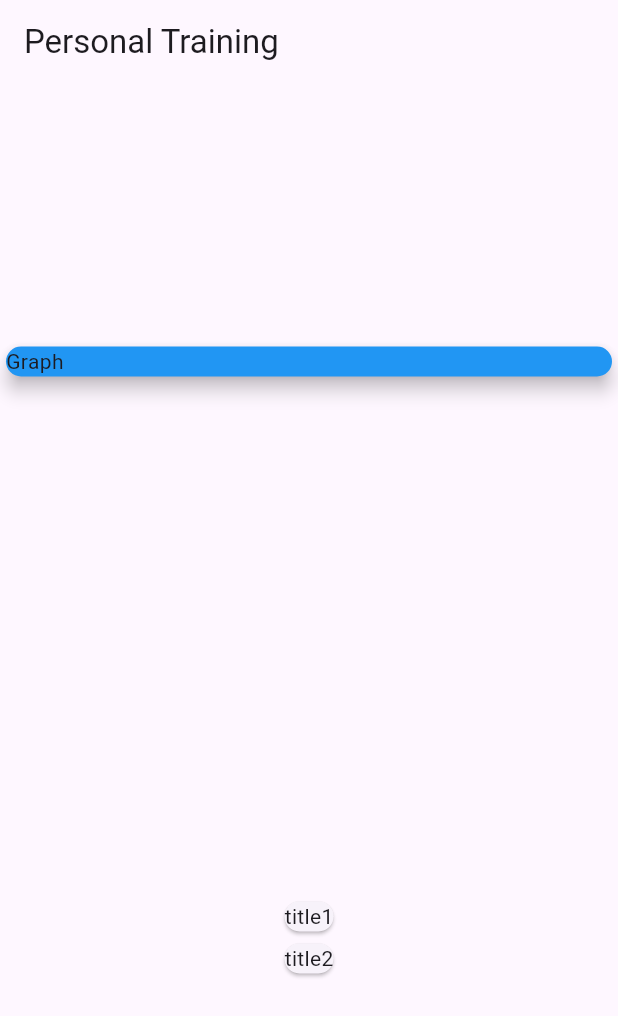
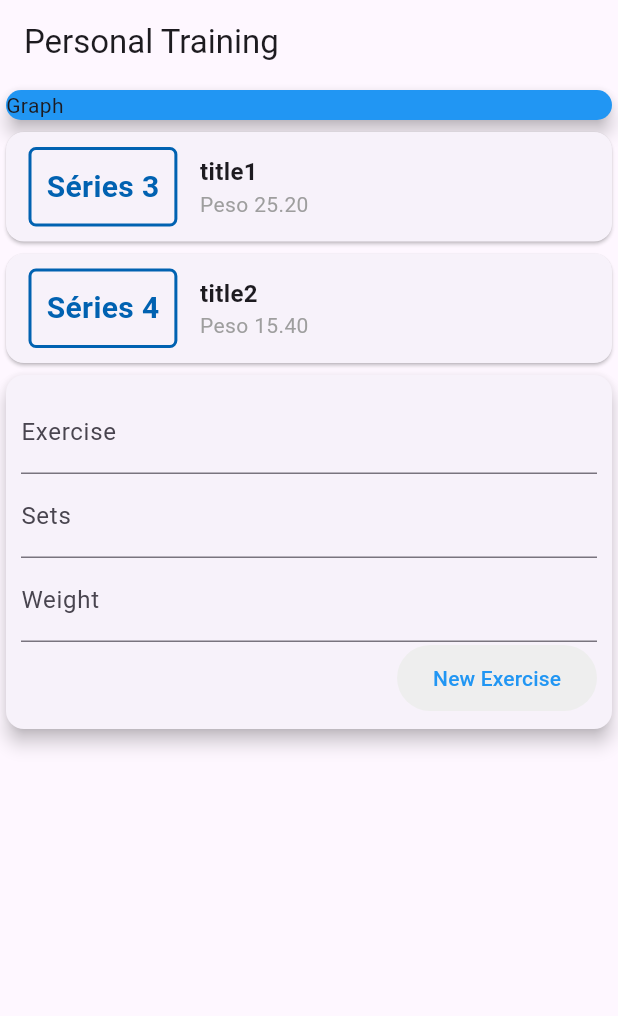
Before and after one commit to 4lexRossi/gym_app, a Flutter app: the screen it shows after launch, on a phone screen of 412 x 824 dp. Shown: the top 1016 px of the screen. Run offline on Flutter 3.47's test engine with Material 3 defaults, Android fonts, the phone set to English and light mode, and no system bars.

Commit message:
feat: create exercise form and list component

```diff
--- /dev/null
+++ b/lib/components/exercise_form.dart
@@ -0,0 +1,58 @@
+import 'package:flutter/material.dart';
+
+class ExerciseForm extends StatelessWidget {
+  final titleController = TextEditingController();
+  final setController = TextEditingController();
+  final weightController = TextEditingController();
+
+  @override
+  Widget build(BuildContext context) {
+    return Card(
+      elevation: 5,
+      child: Padding(
+        padding: const EdgeInsets.all(10),
+        child: Column(
+          children: [
+            TextFormField(
+              controller: titleController,
+              decoration: const InputDecoration(
+                labelText: 'Exercise',
+              ),
+            ),
+            TextFormField(
+              controller: setController,
+              decoration: const InputDecoration(
+                labelText: 'Sets',
+              ),
+            ),
+            TextFormField(
+              controller: weightController,
+              decoration: const InputDecoration(
+                labelText: 'Weight',
+              ),
+            ),
+            Row(
+              mainAxisAlignment: MainAxisAlignment.end,
+              children: [
+                TextButton(
+                  onPressed: () {
+                    print(titleController);
+                    print(setController);
+                    print(weightController);
+                  },
+                  style: TextButton.styleFrom(
+                    foregroundColor: Colors.blue,
+                    backgroundColor: Colors.grey[200],
+                    padding: const EdgeInsets.symmetric(
+                        vertical: 12.0, horizontal: 24.0),
+                  ),
+                  child: const Text('New Exercise'),
+                ),
+              ],
+            )
+          ],
+        ),
+      ),
+    );
+  }
+}
--- /dev/null
+++ b/lib/components/exercise_list.dart
@@ -0,0 +1,58 @@
+import 'package:flutter/material.dart';
+import 'package:gym_app/models/exercise.dart';
+
+class ExerciseList extends StatelessWidget {
+  final List<Exercise> exercises;
+
+  ExerciseList(this.exercises);
+
+  @override
+  Widget build(BuildContext context) {
+    return Column(
+      children: exercises.map((ex) {
+        return Card(
+            child: Row(
+          children: [
+            Container(
+              margin: const EdgeInsets.symmetric(
+                horizontal: 15,
+                vertical: 10,
+              ),
+              decoration: BoxDecoration(
+                  border: Border.all(
+                    color: const Color.fromARGB(255, 1, 98, 177),
+                    width: 2,
+                  ),
+                  borderRadius: const BorderRadius.all(Radius.circular(5))),
+              padding: const EdgeInsets.all(10),
+              child: Text(
+                'Séries ${ex.set}',
+                style: const TextStyle(
+                  fontWeight: FontWeight.bold,
+                  fontSize: 20,
+                  color: Color.fromARGB(255, 1, 98, 177),
+                ),
+              ),
+            ),
+            Column(
+              crossAxisAlignment: CrossAxisAlignment.start,
+              children: [
+                Text(
+                  ex.title,
+                  style: const TextStyle(
+                    fontSize: 16,
+                    fontWeight: FontWeight.bold,
+                  ),
+                ),
+                Text(
+                  'Peso ${ex.weight.toStringAsFixed(2)}',
+                  style: const TextStyle(color: Colors.grey),
+                ),
+              ],
+            )
+          ],
+        ));
+      }).toList(),
+    );
+  }
+}
--- /dev/null
+++ b/lib/components/exercise_user.dart
@@ -0,0 +1,26 @@
+import 'package:flutter/material.dart';
+import 'package:gym_app/components/exercise_form.dart';
+import 'package:gym_app/components/exercise_list.dart';
+import 'package:gym_app/models/exercise.dart';
+
+class ExerciseUser extends StatefulWidget {
+  @override
+  _ExerciseUserState createState() => _ExerciseUserState();
+}
+
+class _ExerciseUserState extends State<ExerciseUser> {
+  final _exercises = [
+    Exercise(id: 'E1', title: 'title1', set: 3, weight: 25.2),
+    Exercise(id: 'E2', title: 'title2', set: 4, weight: 15.4)
+  ];
+
+  @override
+  Widget build(BuildContext context) {
+    return Column(
+      children: [
+        ExerciseList(_exercises),
+        ExerciseForm(),
+      ],
+    );
+  }
+}
--- a/lib/main.dart
+++ b/lib/main.dart
@@ -1,4 +1,7 @@
 import 'package:flutter/material.dart';
+import 'package:gym_app/components/exercise_form.dart';
+import 'package:gym_app/components/exercise_list.dart';
+import 'package:gym_app/components/exercise_user.dart';
 import 'package:gym_app/models/exercise.dart';
 
 main() => runApp(const MyGym());
@@ -13,11 +16,6 @@ class MyGym extends StatelessWidget {
 }
 
 class MyHomePage extends StatelessWidget {
-  final _exercises = [
-    Exercise(id: 'E1', title: 'title1', set: 3, weight: 25.0),
-    Exercise(id: 'E2', title: 'title2', set: 4, weight: 15.0)
-  ];
-
   @override
   Widget build(BuildContext context) {
     return Scaffold(
@@ -25,7 +23,6 @@ class MyHomePage extends StatelessWidget {
         title: const Text('Personal Training'),
       ),
       body: Column(
-        mainAxisAlignment: MainAxisAlignment.spaceAround,
         crossAxisAlignment: CrossAxisAlignment.stretch,
         children: [
           Container(
@@ -36,13 +33,7 @@ class MyHomePage extends StatelessWidget {
               child: Text('Graph'),
             ),
           ),
-          Column(
-            children: _exercises.map((ex) {
-              return Card(
-                child: Text(ex.title),
-              );
-            }).toList(),
-          )
+          ExerciseUser(),
         ],
       ),
     );
```
